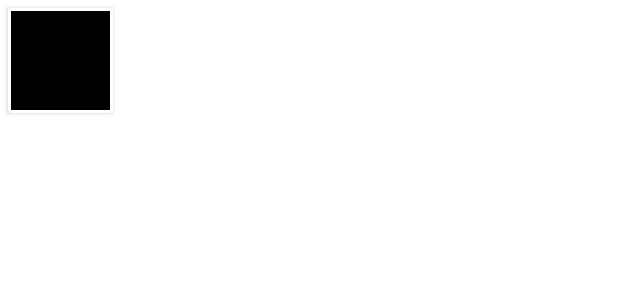
After one commit to sebesti0n/Pdf_Generator, an Android app: the layout clicked_image_item_list.xml on its own in the app's theme, with its tools: preview values and no code run, on a phone screen of 412 x 824 dp. The commit adds this screen. Shown: the top 300 px of the screen. Run offline under Robolectric (Android 15) with nearby library versions, the phone set to English and light mode, and no system bars.

Commit message:
Added Image Preview functionality

```diff
--- /dev/null
+++ b/app/src/main/res/layout/clicked_image_item_list.xml
@@ -0,0 +1,17 @@
+<?xml version="1.0" encoding="utf-8"?>
+<androidx.cardview.widget.CardView
+    xmlns:android="http://schemas.android.com/apk/res/android"
+    xmlns:app="http://schemas.android.com/apk/res-auto"
+    android:layout_width="70dp"
+    android:layout_height="70dp"
+    android:layout_margin="5dp"
+    android:background="@color/black"
+    android:elevation="20dp">
+
+    <ImageView
+        android:id="@+id/clicked_iv"
+        android:layout_width="match_parent"
+        android:background="@color/black"
+        android:layout_height="match_parent"
+        android:layout_margin="2dp"/>
+</androidx.cardview.widget.CardView>
```
Also changed, not shown: app/src/main/java/com/example/pdf_generator/Fragments/Camera_fragment.kt (+23 -1 lines), app/src/main/java/com/example/pdf_generator/adapters/clickedImagePreviewAdapter.kt (added, +34 -0 lines), app/src/main/res/layout/fragment_camera.xml (+11 -1 lines), app/src/main/AndroidManifest.xml (line endings or trailing spaces).
